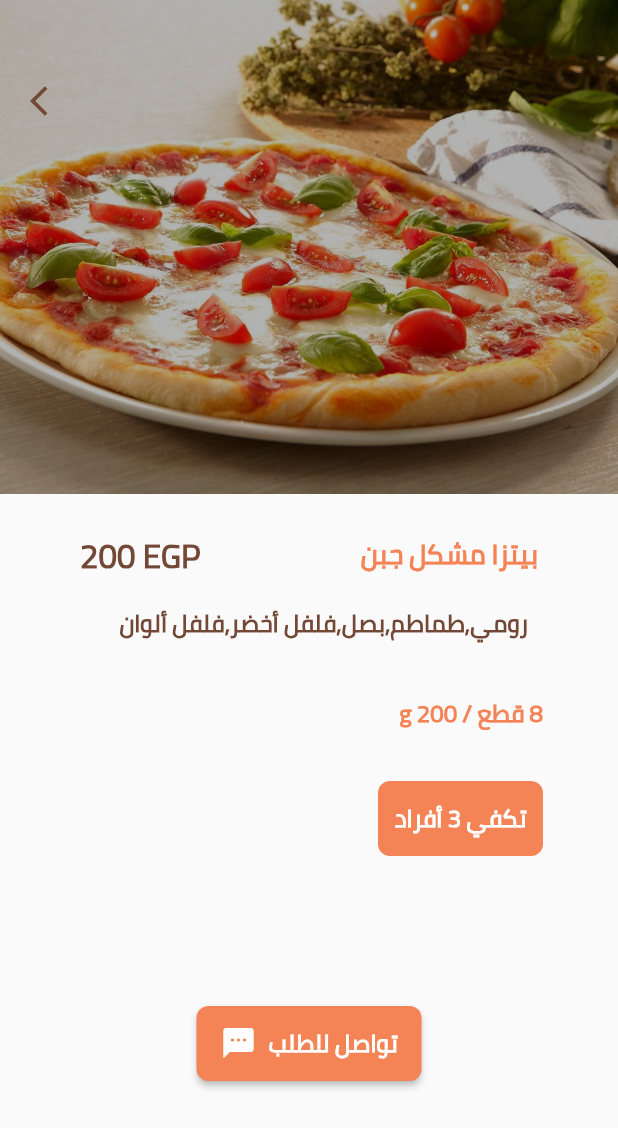
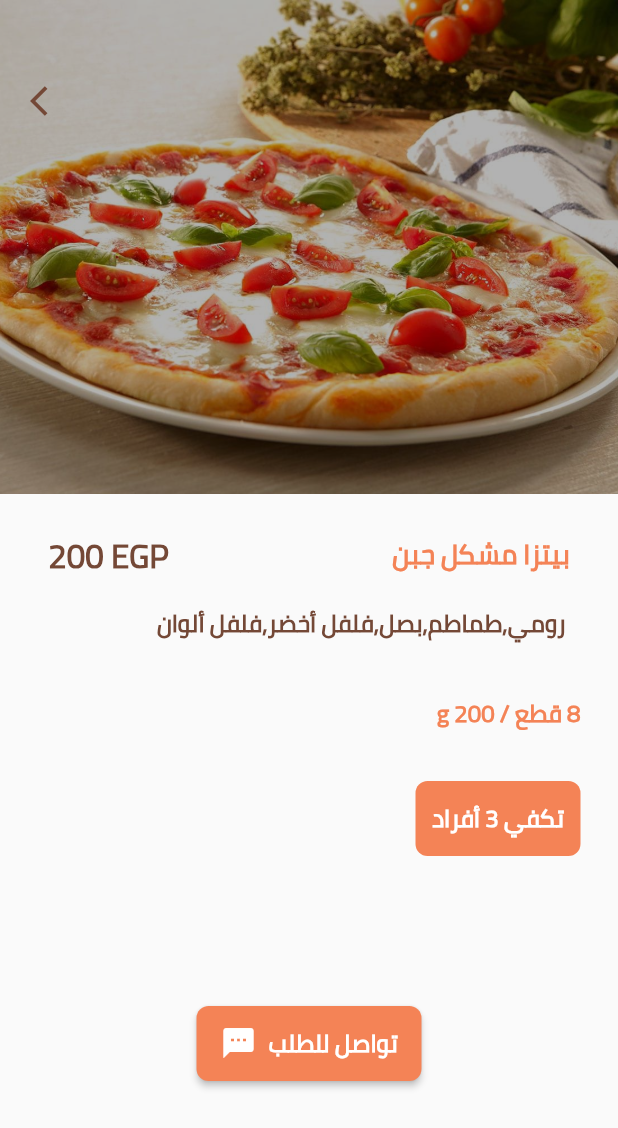
Before and after one commit to ola77/atbo5li, a Flutter app: the MealDetails screen opened by its route, on a phone screen of 412 x 824 dp. Shown: the top 1128 px of the screen. Run offline on Flutter 3.47's test engine with Material 2 defaults, Android fonts, the phone set to English and light mode, and no system bars; our stand-ins replace smooth_star_rating.

Commit message:
Spaces Fixed

```diff
--- a/lib/screens/meal_details.dart
+++ b/lib/screens/meal_details.dart
@@ -52,6 +52,7 @@ class MealDetails extends StatelessWidget {
                 color: Color(0xFF744836),
               ),
             ),
+            SizedBox(width: 20.0,),
             Text(
               'بيتزا مشكل جبن',
               style: TextStyle(
@@ -78,7 +79,7 @@ class MealDetails extends StatelessWidget {
                 color: Color(0xFF744836),
               ),
             ),
-            SizedBox(width: 60.0),
+            SizedBox(width: 35.0),
           ],
         ),
         SizedBox(
@@ -97,11 +98,11 @@ class MealDetails extends StatelessWidget {
                 color: Color(0xffF48356),
               ),
             ),
-            SizedBox(width: 50.0),
+            SizedBox(width: 25.0),
           ],
         ),
         Container(
-          margin: EdgeInsets.only(right: 50.0, top: 30.0),
+          margin: EdgeInsets.only(right: 25.0, top: 30.0),
           width: 110,
           height: 50,
           decoration: BoxDecoration(
```
